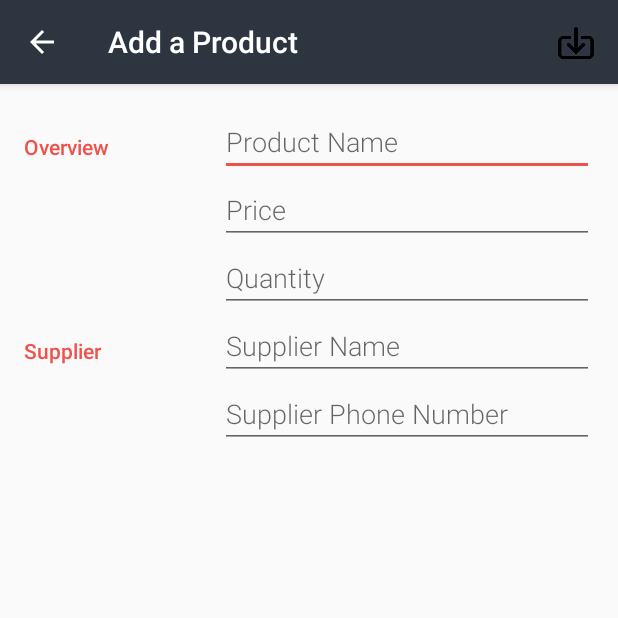
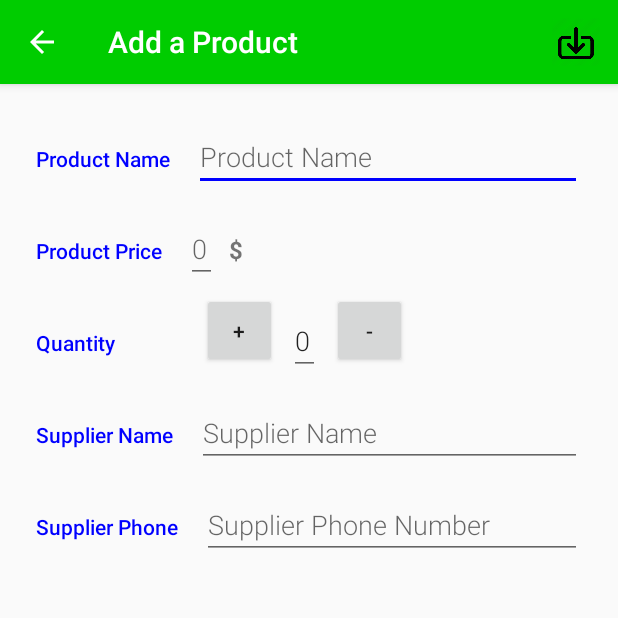
Before and after one commit to hamiltonfvi/Inventory, an Android app: the screen it shows after launch (EditorActivity), after a tap on an icon or button, on a phone screen of 412 x 824 dp, the top half of it. Run offline under Robolectric (Android 15) with nearby library versions, the phone set to English and light mode, and no system bars.

Commit message:
Final commit

```diff
--- a/app/src/main/java/com/example/android/inventory/EditorActivity.java
+++ b/app/src/main/java/com/example/android/inventory/EditorActivity.java
@@ -7,6 +7,8 @@ import android.support.v4.app.NavUtils;
 import android.support.v7.app.AppCompatActivity;
 import android.view.Menu;
 import android.view.MenuItem;
+import android.view.View;
+import android.widget.Button;
 import android.widget.EditText;
 import android.widget.Toast;
 
@@ -26,6 +28,21 @@ public class EditorActivity extends AppCompatActivity {
     private EditText mPriceEditText;
 
     /**
+     * initial quantity's value
+     */
+    private int item_qty = 0;
+
+    /**
+     * Increasing Button
+     */
+    private Button mIncrementBtn;
+
+    /**
+     * Decreasing Button
+     */
+    private Button mDecrementBtn;
+
+    /**
      * EditText field to enter the product's quantity
      */
     private EditText mQuantityEditText;
@@ -40,6 +57,7 @@ public class EditorActivity extends AppCompatActivity {
      */
     private EditText mSupplierPhoneNumberEditText;
 
+
     @Override
     protected void onCreate(Bundle savedInstanceState) {
         super.onCreate(savedInstanceState);
@@ -51,6 +69,23 @@ public class EditorActivity extends AppCompatActivity {
         mQuantityEditText = findViewById(R.id.edit_quantity);
         mSupplierNameEditText = findViewById(R.id.edit_supplier_name);
         mSupplierPhoneNumberEditText = findViewById(R.id.edit_supplier_phone_number);
+        mIncrementBtn = findViewById(R.id.increment_qty_btn_id);
+        mDecrementBtn = findViewById(R.id.decrement_qty_btn_id);
+
+        item_qty = Integer.parseInt(mQuantityEditText.getText().toString());
+
+        mIncrementBtn.setOnClickListener(new View.OnClickListener() {
+            @Override
+            public void onClick(View view) {
+                mIncrementQty();
+            }
+        });
+        mDecrementBtn.setOnClickListener(new View.OnClickListener() {
+            @Override
+            public void onClick(View view) {
+                mDecrementQty();
+            }
+        });
     }
 
     /**
@@ -120,4 +155,34 @@ public class EditorActivity extends AppCompatActivity {
         }
         return super.onOptionsItemSelected(item);
     }
+
+    /**
+     * Increase Quantity by one every time this button is clicked
+     * more than ten units is not allowed
+     */
+    private void mIncrementQty() {
+        item_qty = Integer.parseInt(mQuantityEditText.getText().toString());
+        item_qty = item_qty + 1;
+        if (item_qty >= 11) {
+            //Show an error message as a toast
+            Toast.makeText(this, getString(R.string.more_than_ten), Toast.LENGTH_LONG).show();
+        } else {
+            mQuantityEditText.setText(Integer.toString(item_qty));
+        }
+    }
+
+    /**
+     * Decrease Quantity by one every time this button is clicked
+     * less than zero units is not allowed
+     */
+    private void mDecrementQty() {
+        item_qty = Integer.parseInt(mQuantityEditText.getText().toString());
+        item_qty = item_qty - 1;
+        if (item_qty <= -1) {
+            //Show an error message as a toast
+            Toast.makeText(this, getString(R.string.less_than_zero), Toast.LENGTH_LONG).show();
+        } else {
+            mQuantityEditText.setText(Integer.toString(item_qty));
+        }
+    }
 }
--- a/app/src/main/java/com/example/android/inventory/data/InventoryDBHelper.java
+++ b/app/src/main/java/com/example/android/inventory/data/InventoryDBHelper.java
@@ -40,10 +40,10 @@ public class InventoryDBHelper extends SQLiteOpenHelper {
         String SQL_CREATE_INVENTORY_TABLE = "CREATE TABLE " + InventoryEntry.TABLE_NAME + "("
                 + InventoryEntry._ID + " INTEGER PRIMARY KEY AUTOINCREMENT, "
                 + InventoryEntry.COLUMN_PRODUCT_NAME + " TEXT NOT NULL, "
-                + InventoryEntry.COLUMN_PRICE + " INTEGER NOT NULL DEFAULT 0, "
-                + InventoryEntry.COLUMN_QUANTITY + " INTEGER NOT NULL DEFAULT 0, "
-                + InventoryEntry.COLUMN_SUPPLIER_NAME + " TEXT, "
-                + InventoryEntry.COLUMN_SUPPLIER_PHONE_NUMBER + " TEXT);";
+                + InventoryEntry.COLUMN_PRICE + " INTEGER NOT NULL, "
+                + InventoryEntry.COLUMN_QUANTITY + " INTEGER NOT NULL, "
+                + InventoryEntry.COLUMN_SUPPLIER_NAME + " TEXT NOT NULL, "
+                + InventoryEntry.COLUMN_SUPPLIER_PHONE_NUMBER + " TEXT NOT NULL);";
 
         // Execute the SQL statement
         db.execSQL(SQL_CREATE_INVENTORY_TABLE);
--- a/app/src/main/res/layout/activity_editor.xml
+++ b/app/src/main/res/layout/activity_editor.xml
@@ -1,87 +1,121 @@
 <?xml version="1.0" encoding="utf-8"?>
-<LinearLayout
-    xmlns:android="http://schemas.android.com/apk/res/android"
+<ScrollView xmlns:android="http://schemas.android.com/apk/res/android"
     xmlns:tools="http://schemas.android.com/tools"
     android:layout_width="match_parent"
     android:layout_height="match_parent"
-    android:orientation="vertical"
-    android:padding="@dimen/activity_margin"
     tools:context=".EditorActivity">
 
-    <!-- Overview category -->
     <LinearLayout
         android:layout_width="match_parent"
         android:layout_height="wrap_content"
-        android:orientation="horizontal">
+        android:orientation="vertical"
+        android:padding="@dimen/activity_margin">
 
-        <!-- Label -->
-        <TextView
-            android:text="@string/category_overview"
-            style="@style/CategoryStyle" />
+        <LinearLayout
+            android:layout_width="match_parent"
+            android:layout_height="wrap_content"
+            android:orientation="horizontal">
 
-        <!-- Input fields -->
-        <LinearLayout
-            android:layout_height="wrap_content"
-            android:layout_width="0dp"
-            android:layout_weight="2"
-            android:paddingLeft="4dp"
-            android:orientation="vertical">
+            <TextView
+                style="@style/CategoryStyle"
+                android:text="@string/category_product_name" />
 
-            <!-- Product Name field -->
             <EditText
                 android:id="@+id/edit_product_name"
+                style="@style/EditorFieldStyle"
+                android:autofillHints="@string/auto_hint"
                 android:hint="@string/hint_product_name"
-                android:inputType="textCapWords"
-                style="@style/EditorFieldStyle" />
+                android:inputType="textCapWords" />
 
-            <!-- Price field -->
+        </LinearLayout>
+
+        <LinearLayout
+            android:layout_width="match_parent"
+            android:layout_height="wrap_content"
+            android:orientation="horizontal">
+
+            <TextView
+                style="@style/CategoryStyle"
+                android:text="@string/category_product_price" />
+
             <EditText
                 android:id="@+id/edit_price"
-                android:hint="@string/hint_price"
-                android:inputType="number"
-                style="@style/EditorFieldStyle" />
+                style="@style/EditorUnitsStyle"
+                android:autofillHints="@string/auto_hint"
+                android:hint="@string/hint_price" />
 
-            <!-- Quantity field -->
+            <TextView
+                android:layout_width="wrap_content"
+                android:layout_height="wrap_content"
+                android:layout_marginTop="@dimen/dimen_8dp"
+                android:text="@string/dollar_sign"
+                android:textSize="@dimen/text_size"
+                android:textStyle="bold" />
+
+        </LinearLayout>
+
+        <LinearLayout
+            android:layout_width="match_parent"
+            android:layout_height="wrap_content"
+            android:orientation="horizontal">
+
+            <TextView
+                style="@style/CategoryStyle"
+                android:text="@string/category_quantity" />
+
+            <Button
+                android:id="@+id/increment_qty_btn_id"
+                android:layout_width="@dimen/dimen_50dp"
+                android:layout_height="@dimen/dimen_50dp"
+                android:layout_marginLeft="@dimen/dimen_50dp"
+                android:text="@string/plus_sign" />
+
             <EditText
                 android:id="@+id/edit_quantity"
-                android:hint="@string/hint_quantity"
-                android:inputType="number"
-                style="@style/EditorFieldStyle" />
+                style="@style/EditorUnitsStyle"
+                android:autofillHints="@string/auto_hint"
+                android:text="@string/hint_price" />
+
+            <Button
+                android:id="@+id/decrement_qty_btn_id"
+                android:layout_width="@dimen/dimen_50dp"
+                android:layout_height="@dimen/dimen_50dp"
+                android:text="@string/minus_sign" />
+
         </LinearLayout>
-    </LinearLayout>
 
-    <!-- Measurement category -->
-    <LinearLayout
-        android:id="@+id/container_measurement"
-        android:layout_width="match_parent"
-        android:layout_height="wrap_content"
-        android:orientation="horizontal">
+        <LinearLayout
+            android:layout_width="match_parent"
+            android:layout_height="wrap_content"
+            android:orientation="horizontal">
 
-        <!-- Label -->
-        <TextView
-            android:text="@string/category_supplier"
-            style="@style/CategoryStyle" />
+            <TextView
+                style="@style/CategoryStyle"
+                android:text="@string/category_supplier_name" />
 
-        <!-- Input fields -->
-        <LinearLayout
-            android:layout_height="wrap_content"
-            android:layout_width="0dp"
-            android:layout_weight="2"
-            android:paddingLeft="4dp"
-            android:orientation="vertical">
-
-            <!-- Supplier Name field -->
             <EditText
                 android:id="@+id/edit_supplier_name"
+                style="@style/EditorFieldStyle"
                 android:hint="@string/hint_supplier_name"
-                style="@style/EditorFieldStyle" />
+                android:inputType="textCapWords" />
 
-            <!-- Supplier Phone Number field -->
+        </LinearLayout>
+
+        <LinearLayout
+            android:layout_width="match_parent"
+            android:layout_height="wrap_content"
+            android:orientation="horizontal">
+
+            <TextView
+                style="@style/CategoryStyle"
+                android:text="@string/category_supplier_phone_number" />
+
             <EditText
                 android:id="@+id/edit_supplier_phone_number"
+                style="@style/EditorFieldStyle"
                 android:hint="@string/hint_supplier_phone_number"
-                style="@style/EditorFieldStyle" />
+                android:inputType="phone" />
 
         </LinearLayout>
     </LinearLayout>
-</LinearLayout>
+</ScrollView>
--- a/app/src/main/res/values/colors.xml
+++ b/app/src/main/res/values/colors.xml
@@ -1,17 +1,17 @@
 <?xml version="1.0" encoding="utf-8"?>
 <resources>
     <!-- The app branding color for the app bar -->
-    <color name="colorPrimary">#F0514B</color>
+    <color name="colorPrimary">#4d4dff</color>
 
     <!-- Darker variant for the status bar and contextual app bars -->
-    <color name="colorPrimaryDark">#C0403C</color>
+    <color name="colorPrimaryDark">#0059b3</color>
 
     <!-- Accent color for UI controls like checkboxes and text fields -->
-    <color name="colorAccent">#F0514B</color>
+    <color name="colorAccent">#0000ff</color>
 
     <!-- Primary color for the editor -->
-    <color name="editorColorPrimary">#2D3640</color>
+    <color name="editorColorPrimary">#00cc00</color>
 
     <!-- Primary dark color for the editor -->
-    <color name="editorColorPrimaryDark">#394450</color>
+    <color name="editorColorPrimaryDark">#00b300</color>
 </resources>
--- a/app/src/main/res/values/dimens.xml
+++ b/app/src/main/res/values/dimens.xml
@@ -4,4 +4,7 @@
 
     <!-- Common margin value used throughout the app -->
     <dimen name="activity_margin">16dp</dimen>
+    <dimen name="dimen_8dp">8dp</dimen>
+    <dimen name="text_size">16sp</dimen>
+    <dimen name="dimen_50dp">50dp</dimen>
 </resources>
--- a/app/src/main/res/values/strings.xml
+++ b/app/src/main/res/values/strings.xml
@@ -8,19 +8,37 @@
     <string name="editor_activity_title_new_product">Add a Product</string>
 
     <!-- Label for overview category of attributes in the editor [CHAR LIMIT=30] -->
-    <string name="category_overview">Overview</string>
+    <string name="category_product_name">Product Name</string>
 
     <!-- Label for overview category of attributes in the editor [CHAR LIMIT=30] -->
-    <string name="category_supplier">Supplier</string>
+    <string name="category_product_price">Product Price</string>
+
+    <!-- Label for overview category of attributes in the editor [CHAR LIMIT=30] -->
+    <string name="category_quantity">Quantity</string>
+
+    <!-- Label for overview category of attributes in the editor [CHAR LIMIT=30] -->
+    <string name="category_supplier_name">Supplier Name</string>
+
+    <!-- Label for overview category of attributes in the editor [CHAR LIMIT=30] -->
+    <string name="category_supplier_phone_number">Supplier Phone</string>
+
+    <!-- Special Characters [CHAR LIMIT=1] -->
+    <string name="dollar_sign">$</string>
+
+    <!-- Special Characters [CHAR LIMIT=1] -->
+    <string name="plus_sign">+</string>
+
+    <!-- Special Characters [CHAR LIMIT=1] -->
+    <string name="minus_sign">-</string>
 
     <!-- Text hint for name field in the editor [CHAR LIMIT=30] -->
     <string name="hint_product_name">Product Name</string>
 
     <!-- Text hint for name field in the editor [CHAR LIMIT=30] -->
-    <string name="hint_price">Price</string>
+    <string name="hint_price">0</string>
 
     <!-- Text hint for name field in the editor [CHAR LIMIT=30] -->
-    <string name="hint_quantity">Quantity</string>
+    <string name="hint_quantity">0</string>
 
     <!-- Text hint for name field in the editor [CHAR LIMIT=30] -->
     <string name="hint_supplier_name">Supplier Name</string>
@@ -31,5 +49,10 @@
     <!-- Label for editor menu option to save pet and leave editor [CHAR LIMIT=20] -->
     <string name="action_save">Save</string>
 
+    <string name="auto_hint">Very Important</string>
+
+    <string name="less_than_zero">Sorry, but you cannot have less than zero units</string>
+
+    <string name="more_than_ten">Sorry, but you cannot have more than ten units</string>
 
 </resources>
--- a/app/src/main/res/values/styles.xml
+++ b/app/src/main/res/values/styles.xml
@@ -18,18 +18,18 @@
     <!-- Style for a category in the editor -->
     <style name="CategoryStyle">
         <item name="android:layout_height">wrap_content</item>
-        <item name="android:layout_width">0dp</item>
-        <item name="android:layout_weight">1</item>
+        <item name="android:layout_width">wrap_content</item>
         <item name="android:paddingTop">16dp</item>
+        <item name="android:layout_margin">8dp</item>
         <item name="android:textColor">@color/colorAccent</item>
         <item name="android:fontFamily">sans-serif-medium</item>
-        <item name="android:textAppearance">?android:textAppearanceSmall</item>
     </style>
 
     <!-- Style for an EditText field in the editor -->
     <style name="EditorFieldStyle">
         <item name="android:layout_height">wrap_content</item>
         <item name="android:layout_width">match_parent</item>
+        <item name="android:layout_margin">8dp</item>
         <item name="android:fontFamily">sans-serif-light</item>
         <item name="android:textAppearance">?android:textAppearanceMedium</item>
     </style>
@@ -38,10 +38,11 @@
     <style name="EditorUnitsStyle">
         <item name="android:layout_height">wrap_content</item>
         <item name="android:layout_width">wrap_content</item>
-        <item name="android:layout_alignParentRight">true</item>
-        <item name="android:paddingRight">16dp</item>
-        <item name="android:paddingTop">16dp</item>
-        <item name="android:textAppearance">?android:textAppearanceSmall</item>
+        <item name="android:maxLength">4</item>
+        <item name="android:inputType">number</item>
+        <item name="android:layout_margin">8dp</item>
+        <item name="android:fontFamily">sans-serif-light</item>
+        <item name="android:textAppearance">?android:textAppearanceMedium</item>
     </style>
 
 </resources>
```
